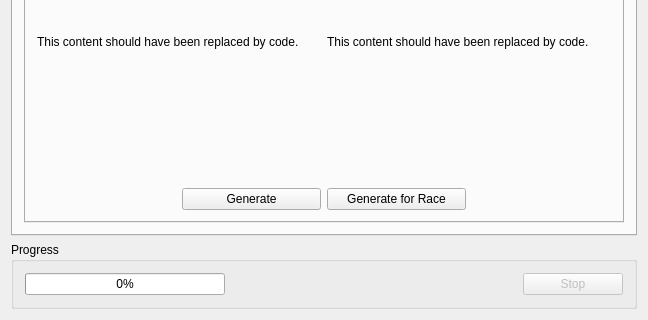
Qt form randovania/gui/ui_files/main_window.ui (randovania/randovania) before a commit; both pictures show x 0 to 648 and y 276 to 596 of the 648 by 596 pixel window.
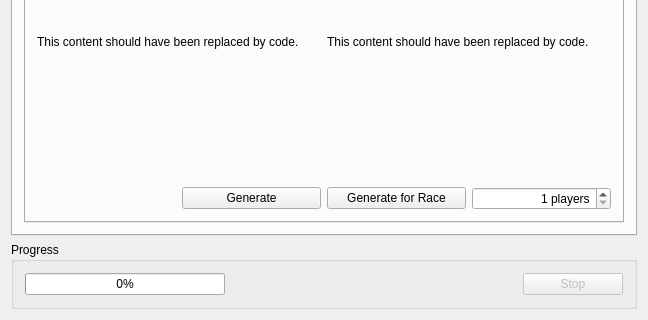
The same form after that commit. The open tabs and pages were chosen to show the change. Icons and pictures are not drawn.

Patch:
```diff
--- a/randovania/gui/ui_files/main_window.ui
+++ b/randovania/gui/ui_files/main_window.ui
@@ -381,6 +381,22 @@
               </property>
              </widget>
             </item>
+            <item row="7" column="3">
+             <widget class="QSpinBox" name="num_players_spin_box">
+              <property name="cursor">
+               <cursorShape>ArrowCursor</cursorShape>
+              </property>
+              <property name="alignment">
+               <set>Qt::AlignRight|Qt::AlignTrailing|Qt::AlignVCenter</set>
+              </property>
+              <property name="suffix">
+               <string> players</string>
+              </property>
+              <property name="minimum">
+               <number>1</number>
+              </property>
+             </widget>
+            </item>
            </layout>
           </widget>
          </widget>
```
Left out of the diff: 11 changed lines with no effect on the pictures.
